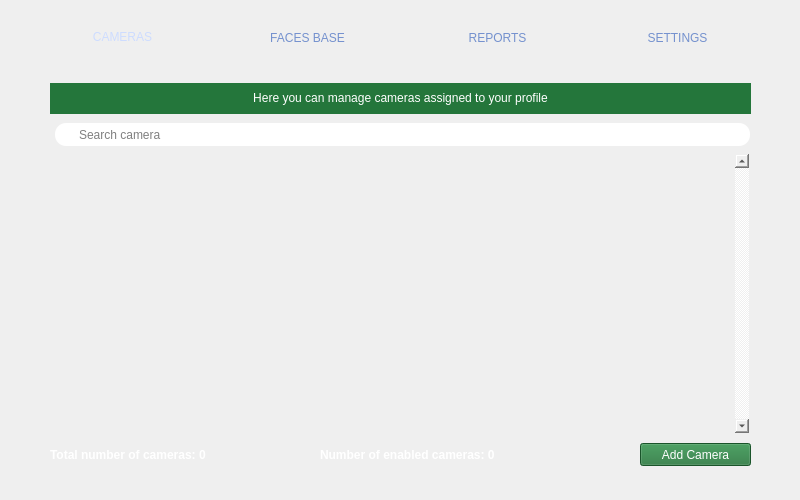
Old version of the form LeonCam/MainApp.ui in the repository kazimierczak-robert/LeonCam.
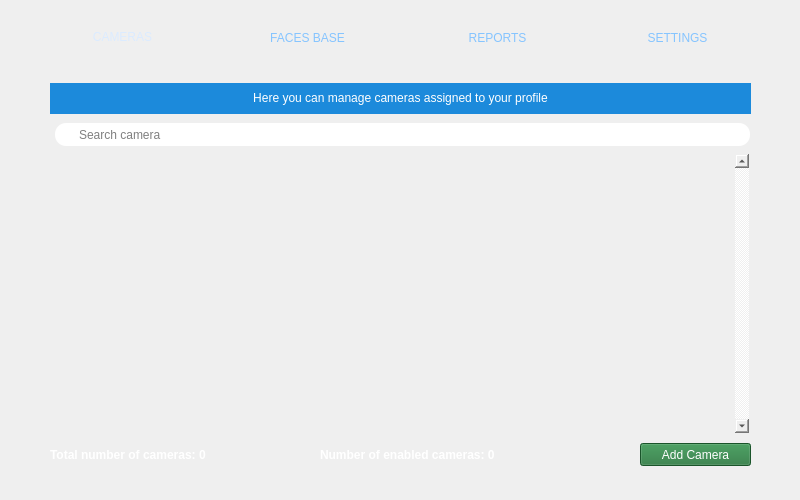
New version of the form. Icons and pictures are not drawn.

Patch:
```diff
--- a/LeonCam/MainApp.ui
+++ b/LeonCam/MainApp.ui
@@ -51,13 +51,15 @@
     </property>
     <property name="styleSheet">
      <string notr="true">QTabWidget::pane {
+color: rgb(213, 235, 255);
 border: 0px;
 }
 
 QTabBar::tab {
 background-color: transparent;
 /*color: rgb(0, 69, 104);*/
-color: rgb(116, 145, 206);
+/*color: rgb(116, 145, 206);*/
+color: rgb(133, 196, 255);
 height: 32px;
 font: 18pt &quot;Nirmala UI&quot;;
 width: 185px;
@@ -70,7 +72,9 @@
 
 QTabBar::tab:selected{
 margin-top: 1px;
-	color: rgb(205, 220, 255);
+/*color: rgb(205, 220, 255);*/
+/*color: rgb(160, 209, 255);*/
+color:rgb(219, 235, 255)
 }
 </string>
     </property>
@@ -232,11 +236,13 @@
        </rect>
       </property>
       <property name="styleSheet">
-       <string notr="true">color: rgb(255, 255, 255);
-background-color:rgb(36, 118, 59)</string>
+       <string notr="true">/*color: rgb(255, 255, 255);
+background-color:rgb(36, 118, 59);*/
+background-color: rgb(28, 138, 219);
+</string>
       </property>
       <property name="text">
-       <string>&lt;html&gt;&lt;head/&gt;&lt;body&gt;&lt;p align=&quot;center&quot;&gt;Here you can manage cameras assigned to your profile&lt;/p&gt;&lt;/body&gt;&lt;/html&gt;</string>
+       <string>&lt;html&gt;&lt;head/&gt;&lt;body&gt;&lt;p align=&quot;center&quot;&gt;&lt;span style=&quot; color:#ffffff;&quot;&gt;Here you can manage cameras assigned to your profile&lt;/span&gt;&lt;/p&gt;&lt;/body&gt;&lt;/html&gt;</string>
       </property>
      </widget>
      <widget class="QLabel" name="LSearch">
```
Left out of the diff: 4 changed lines with no effect on the pictures.
